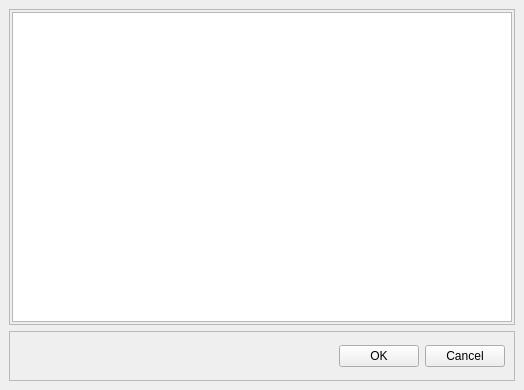
Old version of the form src/main/python/UIs/FileEditorWindow.ui in the repository isaksengeir/REACT.
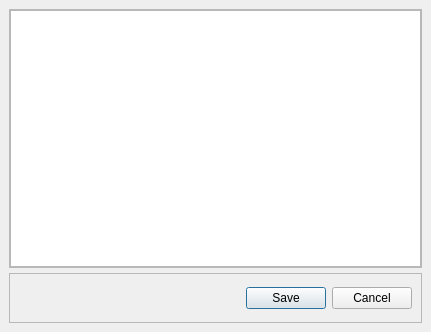
New version of the form.

Patch:
```diff
--- a/src/main/python/UIs/FileEditorWindow.ui
+++ b/src/main/python/UIs/FileEditorWindow.ui
@@ -6,73 +6,43 @@
    <rect>
     <x>0</x>
     <y>0</y>
-    <width>524</width>
-    <height>390</height>
+    <width>431</width>
+    <height>332</height>
    </rect>
   </property>
   <property name="windowTitle">
    <string>MainWindow</string>
   </property>
   <widget class="QWidget" name="centralwidget">
-   <layout class="QVBoxLayout" name="verticalLayout">
-    <item>
-     <widget class="QFrame" name="frame_2">
-      <property name="minimumSize">
-       <size>
-        <width>500</width>
-        <height>300</height>
-       </size>
-      </property>
-      <property name="maximumSize">
-       <size>
-        <width>16777215</width>
-        <height>16777215</height>
-       </size>
-      </property>
-      <property name="frameShape">
-       <enum>QFrame::StyledPanel</enum>
-      </property>
-      <property name="frameShadow">
-       <enum>QFrame::Raised</enum>
-      </property>
       <layout class="QGridLayout" name="gridLayout_2">
+    <item row="0" column="0">
+     <layout class="QGridLayout" name="gridLayout">
+      <property name="spacing">
+       <number>5</number>
+      </property>
+      <item row="0" column="0">
+       <widget class="QFrame" name="frame">
+        <property name="frameShape">
+         <enum>QFrame::StyledPanel</enum>
+        </property>
+        <property name="frameShadow">
+         <enum>QFrame::Raised</enum>
+        </property>
+        <layout class="QGridLayout" name="gridLayout_3">
        <property name="leftMargin">
-        <number>2</number>
+          <number>0</number>
        </property>
        <property name="topMargin">
-        <number>2</number>
+          <number>0</number>
        </property>
        <property name="rightMargin">
-        <number>2</number>
+          <number>0</number>
        </property>
        <property name="bottomMargin">
-        <number>2</number>
+          <number>0</number>
        </property>
        <item row="0" column="0">
-        <widget class="QTextEdit" name="FileEditorBox">
-         <property name="sizePolicy">
-          <sizepolicy hsizetype="Expanding" vsizetype="Expanding">
-           <horstretch>0</horstretch>
-           <verstretch>0</verstretch>
-          </sizepolicy>
-         </property>
-         <property name="minimumSize">
-          <size>
-           <width>0</width>
-           <height>0</height>
-          </size>
-         </property>
-         <property name="maximumSize">
-          <size>
-           <width>16777215</width>
-           <height>16777215</height>
-          </size>
-         </property>
-         <property name="font">
-          <font>
-           <family>Courier</family>
-          </font>
-         </property>
+          <widget class="QPlainTextEdit" name="textwindow">
          <property name="sizeAdjustPolicy">
           <enum>QAbstractScrollArea::AdjustToContents</enum>
          </property>
@@ -81,56 +51,32 @@
       </layout>
      </widget>
     </item>
-    <item>
-     <widget class="QFrame" name="frame">
+      <item row="1" column="0">
+       <widget class="QFrame" name="frame_2">
       <property name="minimumSize">
        <size>
         <width>0</width>
         <height>50</height>
        </size>
       </property>
-      <property name="maximumSize">
-       <size>
-        <width>16777215</width>
-        <height>50</height>
-       </size>
-      </property>
       <property name="frameShape">
        <enum>QFrame::StyledPanel</enum>
       </property>
       <property name="frameShadow">
        <enum>QFrame::Raised</enum>
       </property>
-      <layout class="QGridLayout" name="gridLayout">
-       <item row="0" column="0">
-        <spacer name="horizontalSpacer">
-         <property name="orientation">
-          <enum>Qt::Horizontal</enum>
-         </property>
-         <property name="sizeHint" stdset="0">
-          <size>
-           <width>305</width>
-           <height>20</height>
-          </size>
-         </property>
-        </spacer>
-       </item>
-       <item row="0" column="1">
-        <widget class="QPushButton" name="OK_button">
-         <property name="text">
-          <string>OK</string>
-         </property>
-        </widget>
-       </item>
-       <item row="0" column="2">
-        <widget class="QPushButton" name="Cancel_button">
-         <property name="text">
-          <string>Cancel</string>
-         </property>
+        <layout class="QVBoxLayout" name="verticalLayout">
+         <item>
+          <widget class="QDialogButtonBox" name="buttonBox">
+           <property name="standardButtons">
+            <set>QDialogButtonBox::Cancel|QDialogButtonBox::Save</set>
+           </property>
+          </widget>
+         </item>
+        </layout>
         </widget>
        </item>
       </layout>
-     </widget>
     </item>
    </layout>
   </widget>
```
Lines whose indentation alone changed are shown as unchanged.
